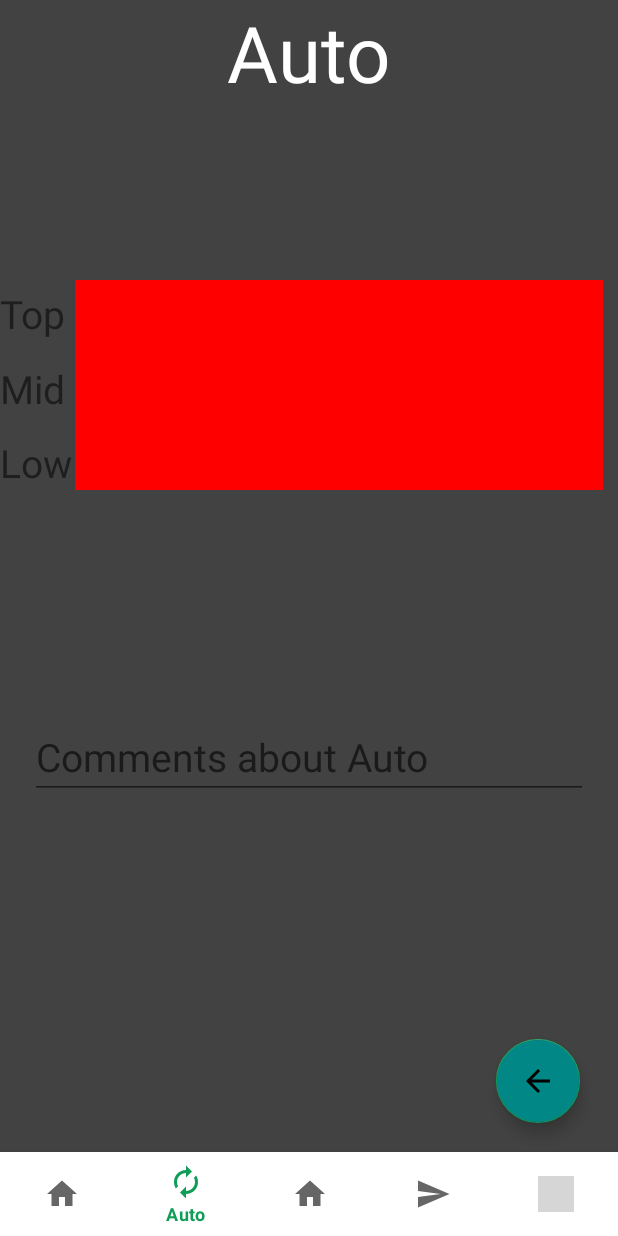
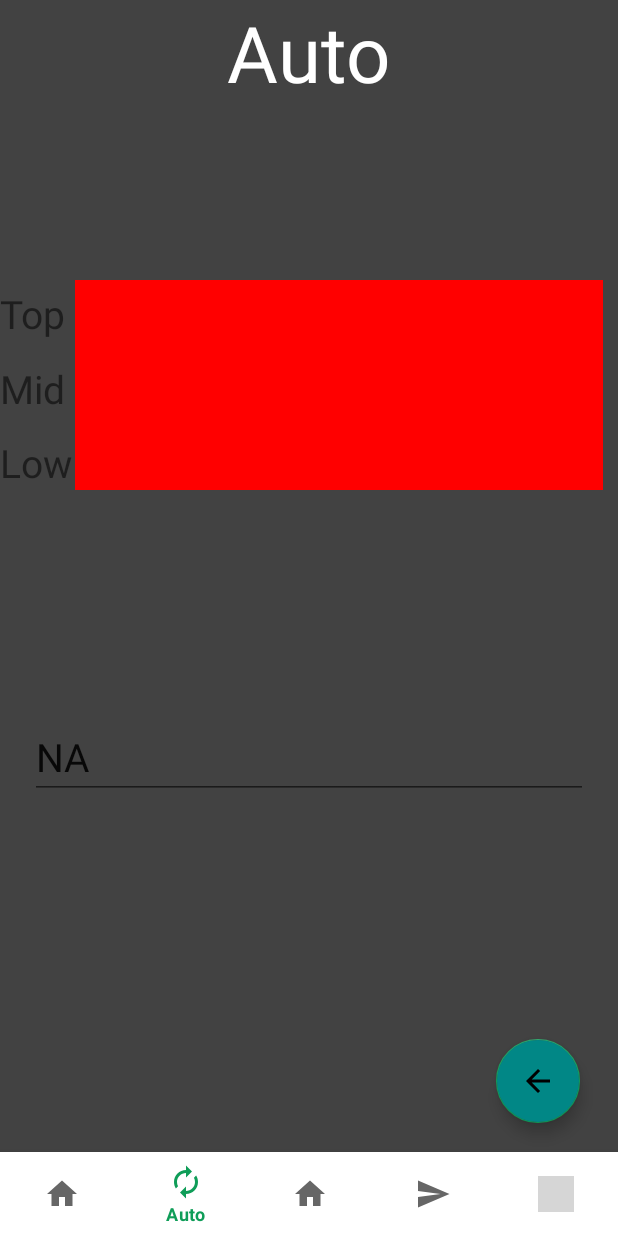
Before and after one commit to Eaglegrant/328_Scouting_App, an Android app: the fragment Auto placed in its activity, item 2 of the bottom bar chosen, on a phone screen of 412 x 824 dp. Run offline under Robolectric (Android 15) with nearby library versions, the phone set to English and light mode, and no system bars; grey boxes are pictures that could not be loaded.

Commit message:
Saving Match, Team, and auto comment to QR.

```diff
--- a/app/src/main/java/com/gtappdevelopers/firebasestorageimage/Auto.java
+++ b/app/src/main/java/com/gtappdevelopers/firebasestorageimage/Auto.java
@@ -1,19 +1,27 @@
 package com.gtappdevelopers.firebasestorageimage;
 
+import android.content.Context;
+import android.graphics.drawable.ColorDrawable;
+import android.graphics.drawable.Drawable;
+import android.os.Build;
 import android.os.Bundle;
 
 import androidx.fragment.app.Fragment;
 
+import android.transition.TransitionInflater;
 import android.view.LayoutInflater;
 import android.view.View;
 import android.view.ViewGroup;
+import android.widget.EditText;
+
+import java.lang.reflect.Field;
 
 /**
  * A simple {@link Fragment} subclass.
  * Use the {@link Auto#newInstance} factory method to
  * create an instance of this fragment.
  */
-public class Auto extends Fragment {
+public class Auto extends Fragment implements View.OnClickListener{
 
     public Auto() {
         // Required empty public constructor
@@ -26,16 +34,58 @@ public class Auto extends Fragment {
         fragment.setArguments(args);
         return fragment;
     }
-
+    Context context;
+    EditText dataEdt1;
+    public static int getBackgroundColor(View view) {
+        Drawable drawable = view.getBackground();
+        if (drawable instanceof ColorDrawable) {
+            ColorDrawable colorDrawable = (ColorDrawable) drawable;
+            if (Build.VERSION.SDK_INT >= 11) {
+                return colorDrawable.getColor();
+            }
+            try {
+                Field field = colorDrawable.getClass().getDeclaredField("mState");
+                field.setAccessible(true);
+                Object object = field.get(colorDrawable);
+                assert object != null;
+                field = object.getClass().getDeclaredField("mUseColor");
+                field.setAccessible(true);
+                return field.getInt(object);
+            } catch (NoSuchFieldException | IllegalAccessException e) {
+                e.printStackTrace();
+            }
+        }
+        return 0;
+    }
     @Override
     public void onCreate(Bundle savedInstanceState) {
         super.onCreate(savedInstanceState);
+        TransitionInflater inflater = TransitionInflater.from(requireContext());
+        setExitTransition(inflater.inflateTransition(R.transition.fade_f));
+        setEnterTransition(inflater.inflateTransition(R.transition.slide_right_f));
     }
 
     @Override
     public View onCreateView(LayoutInflater inflater, ViewGroup container,
                              Bundle savedInstanceState) {
         // Inflate the layout for this fragment
-        return inflater.inflate(R.layout.fragment_auto, container, false);
+        View root = inflater.inflate(R.layout.fragment_auto, container,false);
+        context = container.getContext();
+        dataEdt1 = root.findViewById(R.id.textComment);
+        dataEdt1.setOnClickListener(this);
+        dataEdt1.setText(MainActivity.getAutoC());
+        return root;
+    }
+    @Override
+    public void onStop() {
+        MainActivity.setAutoC(dataEdt1.getText().toString());
+        super.onStop();
+    }
+    public void onClick(View v) {
+        switch (v.getId()) {
+            case R.id.textComment:
+                dataEdt1.setText("");
+                break;
+        }
     }
 }
--- a/app/src/main/java/com/gtappdevelopers/firebasestorageimage/BeforeMatchFragment.java
+++ b/app/src/main/java/com/gtappdevelopers/firebasestorageimage/BeforeMatchFragment.java
@@ -1,5 +1,6 @@
 package com.gtappdevelopers.firebasestorageimage;
 
+import android.content.Context;
 import android.os.Bundle;
 
 import androidx.fragment.app.Fragment;
@@ -7,19 +8,18 @@ import androidx.fragment.app.Fragment;
 import android.view.LayoutInflater;
 import android.view.View;
 import android.view.ViewGroup;
+import android.widget.EditText;
 
 /**
  * A simple {@link Fragment} subclass.
  * Use the {@link BeforeMatchFragment#newInstance} factory method to
  * create an instance of this fragment.
  */
-public class BeforeMatchFragment extends Fragment {
+public class BeforeMatchFragment extends Fragment implements View.OnClickListener{
 
     public BeforeMatchFragment() {
         // Required empty public constructor
     }
-
-    // TODO: Rename and change types and number of parameters
     public static BeforeMatchFragment newInstance() {
         BeforeMatchFragment fragment = new BeforeMatchFragment();
         Bundle args = new Bundle();
@@ -27,7 +27,9 @@ public class BeforeMatchFragment extends Fragment {
         fragment.setArguments(args);
         return fragment;
     }
-
+    Context context;
+    EditText team;
+    EditText match;
     @Override
     public void onCreate(Bundle savedInstanceState) {
         super.onCreate(savedInstanceState);
@@ -38,6 +40,49 @@ public class BeforeMatchFragment extends Fragment {
     public View onCreateView(LayoutInflater inflater, ViewGroup container,
                              Bundle savedInstanceState) {
         // Inflate the layout for this fragment
-        return inflater.inflate(R.layout.fragment_before_match, container, false);
+        View root = inflater.inflate(R.layout.fragment_before_match, container,false);
+        context = container.getContext();
+        team = root.findViewById(R.id.teamID);
+        match = root.findViewById(R.id.matchID);
+        team.setOnClickListener(this);
+        match.setOnClickListener(this);
+        if (MainActivity.getTeam() == -1 && MainActivity.getMatch() == -1) {
+            team.setText("");
+            match.setText("");
+        }else {
+            team.setText(String.valueOf(MainActivity.getTeam()));
+            match.setText(String.valueOf(MainActivity.getMatch()));
+        }
+        return root;
+    }
+    public void onClick(View v) {
+        switch (v.getId()) {
+            case R.id.teamID:
+                team.setText("");
+                break;
+            case R.id.matchID:
+                match.setText("");
+                break;
+
+        }
+        }
+    @Override
+    public void onStop() {
+        if (match != null && match.getText() != null && team != null && team.getText() != null){
+            String matchText = match.getText().toString();
+            String teamText = team.getText().toString();
+            if (!matchText.isEmpty()) {
+                try {
+                    int matchValue = Integer.parseInt(matchText);
+                    int teamValue = Integer.parseInt(teamText);
+                    MainActivity.setMatch(matchValue);
+                    MainActivity.setTeam(teamValue);
+                } catch (NumberFormatException e) {
+                    MainActivity.setMatch(0);
+                    MainActivity.setTeam(0);
+                }
+            }
+        }
+        super.onStop();
     }
 }
--- a/app/src/main/res/layout/fragment_auto.xml
+++ b/app/src/main/res/layout/fragment_auto.xml
@@ -77,7 +77,7 @@
             </GridView>
 
             <EditText
-                android:id="@+id/idEdt2"
+                android:id="@+id/textComment"
                 android:layout_width="match_parent"
                 android:layout_height="wrap_content"
                 android:layout_marginStart="20dp"
--- a/app/src/main/res/layout/fragment_before_match.xml
+++ b/app/src/main/res/layout/fragment_before_match.xml
@@ -28,7 +28,7 @@
                 android:textSize="52dp" />
 
             <EditText
-                android:id="@+id/idInt1"
+                android:id="@+id/teamID"
                 android:layout_width="370dp"
                 android:layout_height="wrap_content"
                 android:layout_marginStart="20dp"
@@ -41,7 +41,7 @@
                 android:textSize="26dp" />
 
             <EditText
-                android:id="@+id/idInt2"
+                android:id="@+id/matchID"
                 android:layout_width="370dp"
                 android:layout_height="wrap_content"
                 android:layout_marginStart="20dp"
```
Also changed, not shown: app/src/main/java/com/gtappdevelopers/firebasestorageimage/EndGame.java (+0 -26 lines), app/src/main/java/com/gtappdevelopers/firebasestorageimage/MainActivity.java (+24 -10 lines).
